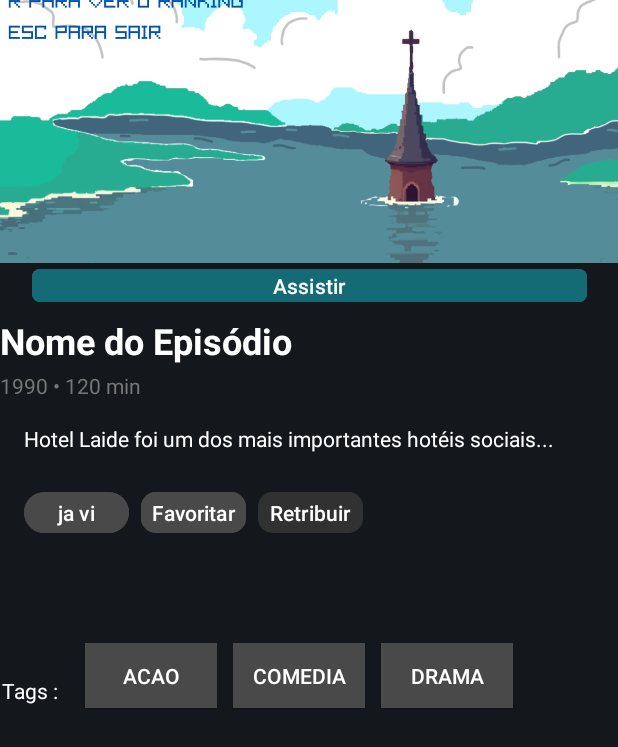
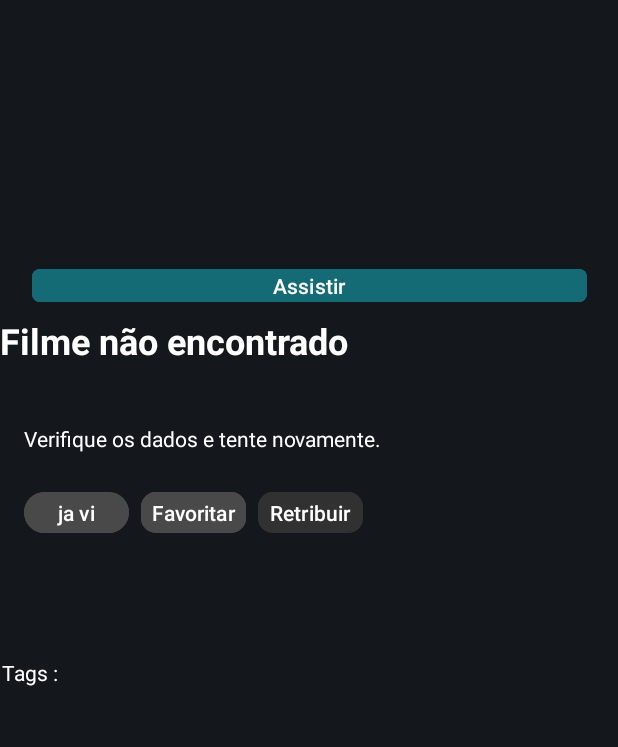
Before and after one commit to FelipeNMorgado/Libreflix_app, an Android app: the FilmeActivity screen opened directly, with no data from a screen before it, on a phone screen of 412 x 824 dp. Shown: the top 747 px of the screen. Run offline under Robolectric (Android 15) with nearby library versions, the light colour scheme and no system bars.

Commit message:
Arrumando o database

```diff
--- a/app/src/main/java/com/example/libreflixapp/DatabaseHelper.java
+++ b/app/src/main/java/com/example/libreflixapp/DatabaseHelper.java
@@ -496,5 +496,70 @@ public class DatabaseHelper extends SQLiteOpenHelper {
         return series;
     }
 
+    public Filme buscarFilmePorImagem(String imagemRecebida) {
+        SQLiteDatabase db = this.getReadableDatabase();
+        String query = "SELECT e.id, e.imagem, e.videoUri, e.titulo, e.descricao, e.duracao, " +
+                "f.tags, f.ano, f.classificacaoIndicativa, f.diretor, f.elenco " +
+                "FROM episodio e " +
+                "JOIN filmes f ON e.id = f.id " +
+                "WHERE e.imagem = ?";
+
+        Filme filme = null;
+        Cursor cursor = null;
+
+        try {
+            System.out.println("Imagem recebida para consulta: " + imagemRecebida);
+
+            // Executa a consulta
+            cursor = db.rawQuery(query, new String[]{imagemRecebida});
+
+            if (cursor != null && cursor.moveToFirst()) {
+                // Informações de FilmeEpisodio
+                int id = cursor.getInt(cursor.getColumnIndexOrThrow("id"));
+                String imagem = cursor.getString(cursor.getColumnIndexOrThrow("imagem"));
+                String videoUri = cursor.getString(cursor.getColumnIndexOrThrow("videoUri"));
+                String titulo = cursor.getString(cursor.getColumnIndexOrThrow("titulo"));
+                String descricao = cursor.getString(cursor.getColumnIndexOrThrow("descricao"));
+                long duracao = cursor.getLong(cursor.getColumnIndexOrThrow("duracao"));
+
+                // Informações adicionais de Filme
+                String tags = cursor.getString(cursor.getColumnIndexOrThrow("tags"));
+                int ano = cursor.getInt(cursor.getColumnIndexOrThrow("ano"));
+                int classificacaoIndicativa = cursor.getInt(cursor.getColumnIndexOrThrow("classificacaoIndicativa"));
+                String diretor = cursor.getString(cursor.getColumnIndexOrThrow("diretor"));
+                String elenco = cursor.getString(cursor.getColumnIndexOrThrow("elenco"));
+
+                // Cria o objeto Filme
+                filme = new Filme(
+                        id,
+                        imagem,
+                        videoUri,
+                        titulo,
+                        descricao,
+                        duracao,
+                        tags,
+                        ano,
+                        classificacaoIndicativa,
+                        diretor,
+                        elenco
+                );
+
+                System.out.println("Filme encontrado: " + filme.getTitulo());
+            } else {
+                System.out.println("Nenhum filme encontrado para a imagem: " + imagemRecebida);
+            }
+        } catch (Exception e) {
+            e.printStackTrace();
+        } finally {
+            if (cursor != null) {
+                cursor.close();
+            }
+        }
+
+        return filme;
+    }
+
+
+
 
 }
--- a/app/src/main/java/com/example/libreflixapp/FilmeActivity.java
+++ b/app/src/main/java/com/example/libreflixapp/FilmeActivity.java
@@ -1,114 +1,109 @@
 package com.example.libreflixapp;
 
-import android.graphics.Bitmap;
-import android.graphics.BitmapFactory;
-import android.graphics.Color;
 import android.os.Bundle;
 import android.widget.Button;
 import android.widget.ImageView;
 import android.widget.LinearLayout;
 import android.widget.TextView;
 import androidx.appcompat.app.AppCompatActivity;
-import androidx.core.content.ContextCompat;
-
-import java.util.ArrayList;
-import java.util.List;
+import android.database.sqlite.SQLiteDatabase;
 
 import br.com.Libreflix.entidade.Filme;
-import br.com.Libreflix.entidade.Tags;
 
 public class FilmeActivity extends AppCompatActivity {
-
 
     @Override
     protected void onCreate(Bundle savedInstanceState) {
         super.onCreate(savedInstanceState);
         setContentView(R.layout.activity_filme);
+
         LinearLayout tagsLayout = findViewById(R.id.TagsLayout);
 
-        // Simulação: Tags associadas ao filme
-        List<Tags> tagsDoFilme = new ArrayList<>();
-        tagsDoFilme.add(Tags.ACAO);
-        tagsDoFilme.add(Tags.COMEDIA);
-        tagsDoFilme.add(Tags.DRAMA);
+        // Recebe o caminho da imagem da intent
+        String imagemRecebida = getIntent().getStringExtra("imagemRecebida");
 
-        // Criar botões para cada tag
-        for (Tags tag : tagsDoFilme) {
-            Button botaoTag = new Button(this);
-            botaoTag.setText(tag.getTag()); // Usar o nome da tag como texto
-            botaoTag.setBackgroundColor(ContextCompat.getColor(this,R.color.btn_detail));
-            botaoTag.setTextColor(Color.WHITE);
-            botaoTag.setPadding(0, 0, 0, 0);
+        // Inicializa o banco de dados
+        DatabaseHelper dbHelper = new DatabaseHelper(this);
+        SQLiteDatabase db = dbHelper.getReadableDatabase();
 
-            // Configurações de layout do botão
-            LinearLayout.LayoutParams params = new LinearLayout.LayoutParams(
-                    LinearLayout.LayoutParams.WRAP_CONTENT,
-                    LinearLayout.LayoutParams.WRAP_CONTENT
-            );
-            params.setMargins(8, 8, 8, 8); // Margens ao redor do botão
-            botaoTag.setLayoutParams(params);
+        // Busca o filme no banco de dados usando a imagem recebida
+        Filme filme = dbHelper.buscarFilmePorImagem(imagemRecebida);
 
-            // Adicionar o botão ao TagsLayout
-            tagsLayout.addView(botaoTag);
+        if (filme != null) {
+            // Atualiza a interface com os dados do filme
+            atualizarInterfaceComFilme(filme, tagsLayout);
+        } else {
+            // Exibe mensagem de erro se nenhum filme for encontrado
+            exibirMensagemDeErro();
         }
-         // Nome do seu layout XML
 
-        // Criando uma instância de Filme (simulando um filme que você recebeu de outra parte do código)
-        String imagem = "android.resource://" + getPackageName() + "/drawable/tela"; // Caminho da imagem no recurso
-        String videoUri = "android.resource://" + getPackageName() + "/raw/" + "episodeName";
+        // Fecha o banco de dados
+        db.close();
+    }
 
-        Filme meuFilme = new Filme(
-                150,
-                imagem,
-                videoUri,
-                "Nome do Episódio",
-                "Hotel Laide foi um dos mais importantes hotéis sociais...",
-                120L,
-                "Ação, Aventura",
-                1990,
-                12,
-                "Nome do Diretor",
-                "Ator A, Atriz B, Ator C"
-        );
-
+    private void atualizarInterfaceComFilme(Filme filme, LinearLayout tagsLayout) {
         // Encontrando os elementos no layout
         ImageView imageView = findViewById(R.id.imageView3);
         TextView titleTextView = findViewById(R.id.text_title);
         TextView yearDurationTextView = findViewById(R.id.text_year_duration);
         TextView descriptionTextView = findViewById(R.id.text_description);
 
-        // Carregando a imagem (se for uma imagem local)
-        String imagePath = meuFilme.getImagem(); // Caminho da imagem
-        if (imagePath.startsWith("android.resource://")) {
+        // Configura a imagem no ImageView
+        configurarImagem(imageView, filme.getImagem());
+
+        // Define as informações nos TextViews
+        titleTextView.setText(filme.getTitulo());
+        yearDurationTextView.setText(String.format("%s • %s min", filme.getAno(), filme.getDuracao()));
+        descriptionTextView.setText(filme.getDescricao());
+
+        // Adiciona botões para as tags
+        adicionarTagsDinamicamente(tagsLayout, filme.getTags());
+    }
+
+    private void configurarImagem(ImageView imageView, String imagePath) {
+        // Verifica e carrega a imagem usando o caminho
+        if (imagePath != null && imagePath.startsWith("android.resource://")) {
             try {
-                String packageName = getPackageName();
-                int imageResId = getResources().getIdentifier(imagePath.substring(imagePath.lastIndexOf("/") + 1), "drawable", packageName);
-                imageView.setImageResource(imageResId); // Carrega a imagem do recurso drawable
+                String resourceName = imagePath.substring(imagePath.lastIndexOf("/") + 1);
+                int imageResId = getResources().getIdentifier(resourceName, "drawable", getPackageName());
+                if (imageResId != 0) {
+                    imageView.setImageResource(imageResId);
+                }
             } catch (Exception e) {
                 e.printStackTrace();
+                 // Imagem de fallback em caso de erro
             }
         }
+    }
 
-        // Setando as informações no layout
-        titleTextView.setText(meuFilme.getTitulo()); // Título do episódio
-        yearDurationTextView.setText(meuFilme.getAno() + " • " + meuFilme.getDuracao() + " min"); // Ano e duração
-        descriptionTextView.setText(meuFilme.getDescricao()); // Descrição
+    private void adicionarTagsDinamicamente(LinearLayout tagsLayout, String tags) {
+        // Limpa as tags existentes
+        tagsLayout.removeAllViews();
 
-        // Se você quiser configurar os botões, pode fazer da seguinte forma:
-        Button watchButton = findViewById(R.id.button_watch);
-        Button favoriteButton = findViewById(R.id.button_favorite);
-        Button rateButton = findViewById(R.id.button_rate);
+        if (tags != null && !tags.isEmpty()) {
+            for (String tag : tags.split(",")) {
+                Button botaoTag = new Button(this);
+                botaoTag.setText(tag.trim());
 
-        watchButton.setOnClickListener(v -> {
-            // Ação para assistir
-        });
+                // Configura o estilo do botão
+                LinearLayout.LayoutParams params = new LinearLayout.LayoutParams(
+                        LinearLayout.LayoutParams.WRAP_CONTENT,
+                        LinearLayout.LayoutParams.WRAP_CONTENT
+                );
+                params.setMargins(8, 8, 8, 8);
+                botaoTag.setLayoutParams(params);
 
-        favoriteButton.setOnClickListener(v -> {
-            // Ação para favoritar
-        });
+                tagsLayout.addView(botaoTag);
+            }
+        }
+    }
 
-        rateButton.setOnClickListener(v -> {
-            // Ação para rotular
-        });
+    private void exibirMensagemDeErro() {
+        TextView titleTextView = findViewById(R.id.text_title);
+        titleTextView.setText("Filme não encontrado");
+        TextView yearDurationTextView = findViewById(R.id.text_year_duration);
+        yearDurationTextView.setText("");
+        TextView descriptionTextView = findViewById(R.id.text_description);
+        descriptionTextView.setText("Verifique os dados e tente novamente.");
     }
 }
```
Also changed, not shown: app/src/main/java/br/com/Libreflix/telas/TelaPrincipal.java (+33 -72 lines), app/src/main/java/com/example/libreflixapp/PaginaPrincipalActivity.java (+5 -5 lines).
